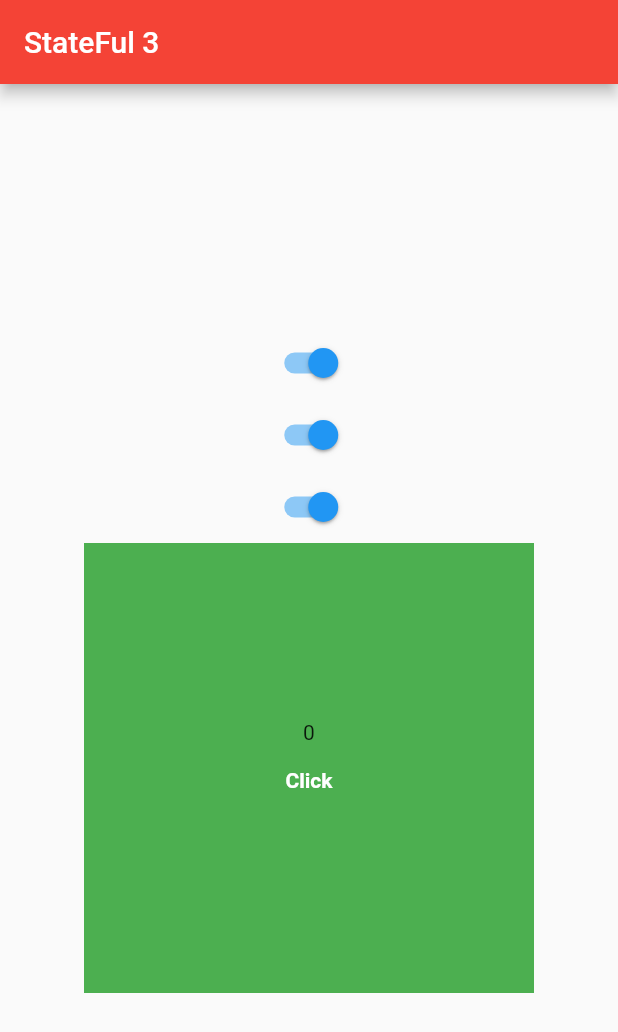
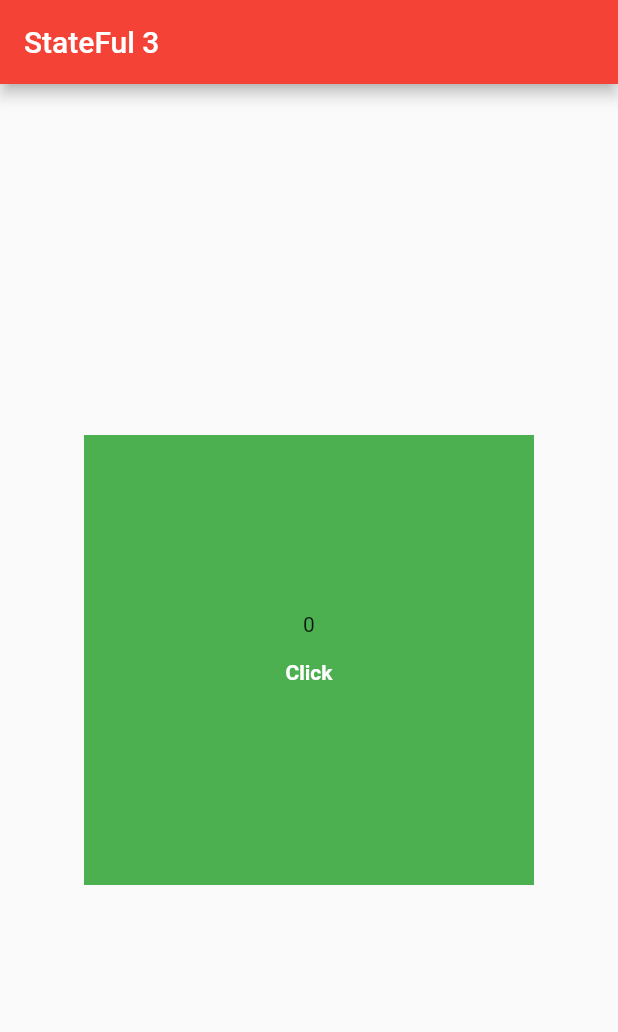
Before and after one commit to JMApps/my_test_app, a Flutter app: the screen it shows after launch, on a phone screen of 412 x 824 dp. Shown: the top 1032 px of the screen. Run offline on Flutter 3.47's test engine with Material 2 defaults, Android fonts, the phone set to English and light mode, and no system bars.

Commit message:
Added new lesson

```diff
--- a/lib/pages/main_page.dart
+++ b/lib/pages/main_page.dart
@@ -14,25 +14,6 @@ class MainPage extends StatelessWidget {
       body: Column(
         mainAxisAlignment: MainAxisAlignment.center,
         children: [
-          Switch(
-            value: true,
-            onChanged: (value) {
-
-            }
-          ),
-          Switch(
-              value: true,
-              onChanged: (value) {
-
-              }
-          ),
-          Switch(
-              value: true,
-              onChanged: (value) {
-
-              }
-          ),
-
           Center(
             child: ContainerForSimple(),
           ),
```
